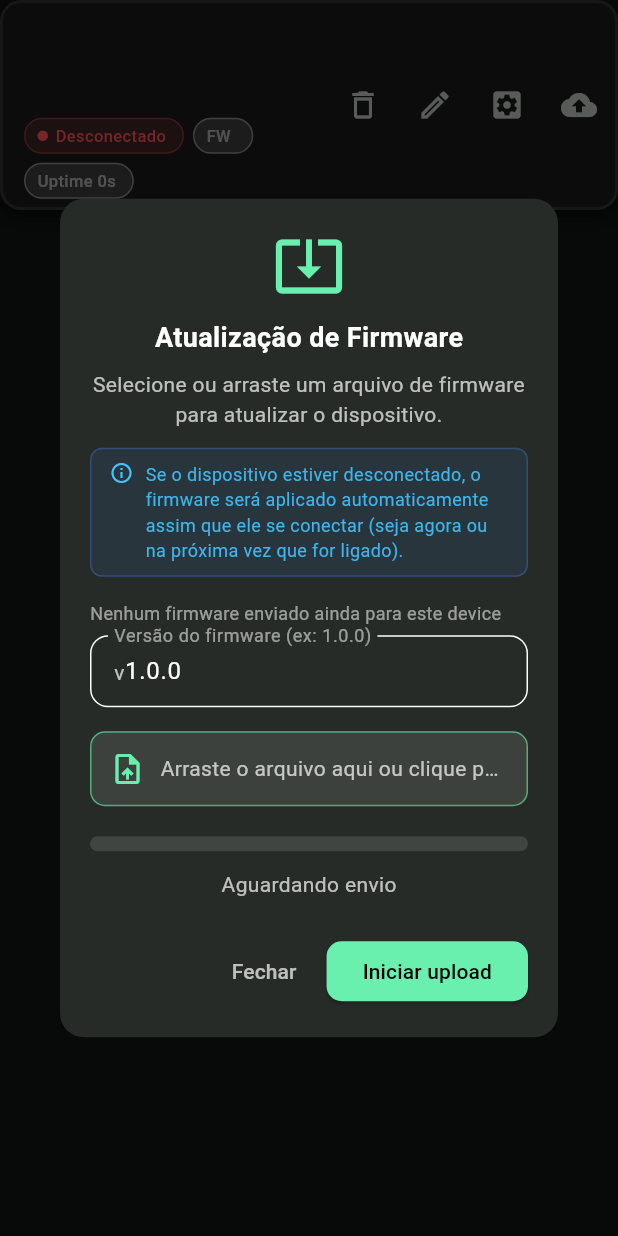
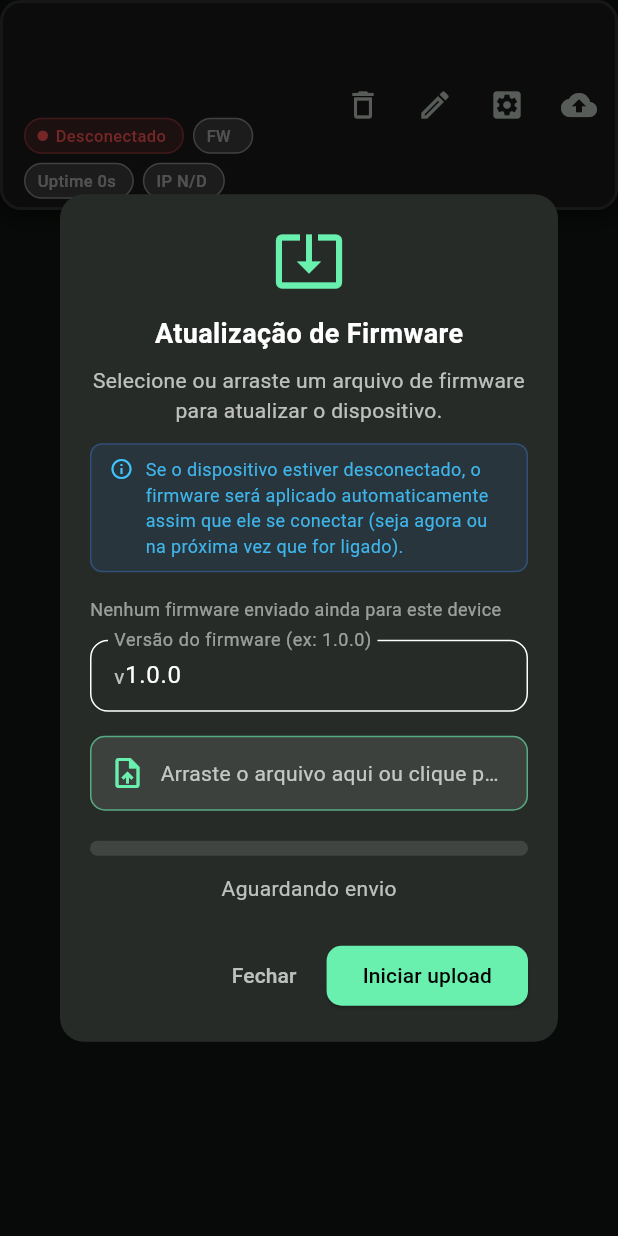
Before and after one commit to FluxioProject/fluxio_flutter_web, a Flutter app: the DeviceCard widget shown alone on an empty page, opened directly with empty values, after a tap on the "cloud upload" icon, on a phone screen of 412 x 824 dp. Run offline on Flutter 3.47's test engine with Material 3 defaults, Android fonts, the phone set to English and light mode, and no system bars; our stand-ins replace cross_file, file_picker, shared_preferences; missing offline and left inert: dart:html, desktop_drop, mqtt_client; accounts and stored records are empty.

Commit message:
feat: display ESP32 IP address on device cards

```diff
--- a/lib/pages/dashboard_screen/fw_upload.dart
+++ b/lib/pages/dashboard_screen/fw_upload.dart
@@ -518,12 +518,12 @@ class _FirmwareUploadDialogState extends State<FirmwareUploadDialog> {
                   _checkingLatest
                       ? 'Verificando versão atual...'
                       : _latestVersion != null
-                      ? 'Versão atual do dispositivo: v$_latestVersion'
+                      ? 'Versão atual: v$_latestVersion'
                       : 'Nenhum firmware enviado ainda para este device',
                   style: const TextStyle(fontSize: 12, color: Colors.white54),
                 ),
               ),
-              const SizedBox(height: 6),
+              const SizedBox(height: 12),
               TextField(
                 controller: _versionCtrl,
                 enabled: !uploading,
--- a/lib/pages/main_screen/widgets/device_card.dart
+++ b/lib/pages/main_screen/widgets/device_card.dart
@@ -200,6 +200,9 @@ class DeviceCard extends StatelessWidget {
     final uptimeLabel = device.uptimeSec != null
         ? 'Uptime ${_formatUptime(device.uptimeSec!)}'
         : 'Uptime N/D';
+    final ipLabel = device.ipAddress?.isNotEmpty == true
+        ? 'IP ${device.ipAddress}'
+        : 'IP N/D';
 
     return InkWell(
       borderRadius: BorderRadius.circular(14),
@@ -259,6 +262,7 @@ class DeviceCard extends StatelessWidget {
                       _chip(label: statusLabel, color: statusColor, dot: true),
                       _chip(label: fwLabel, color: Colors.white60),
                       _chip(label: uptimeLabel, color: Colors.white60),
+                      _chip(label: ipLabel, color: Colors.white60),
                     ],
                   ),
                 ],
```
